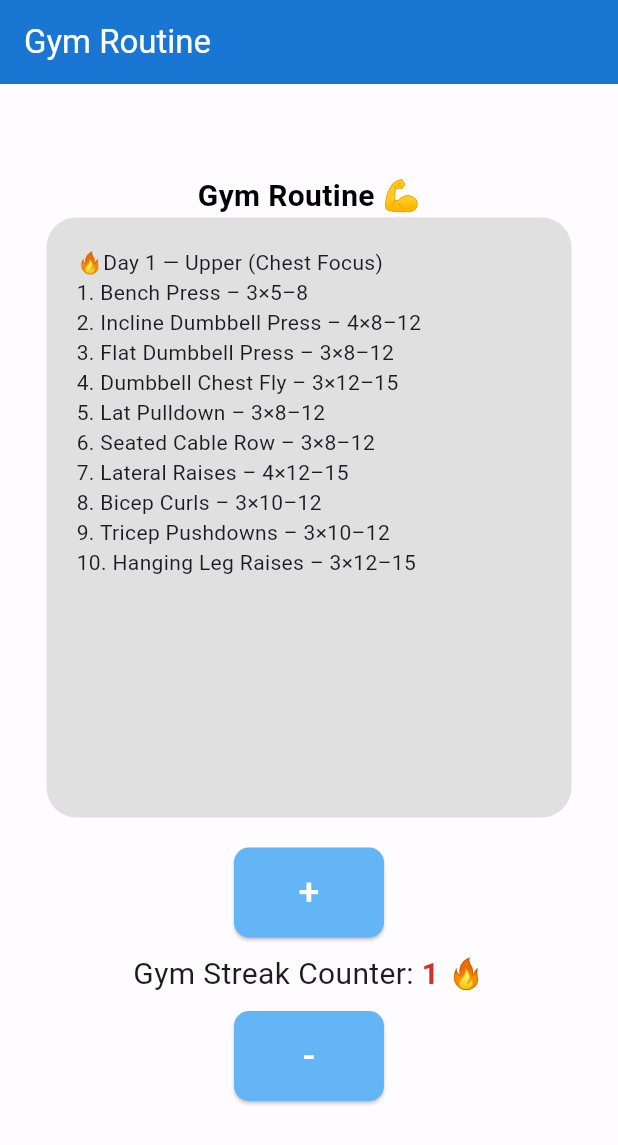
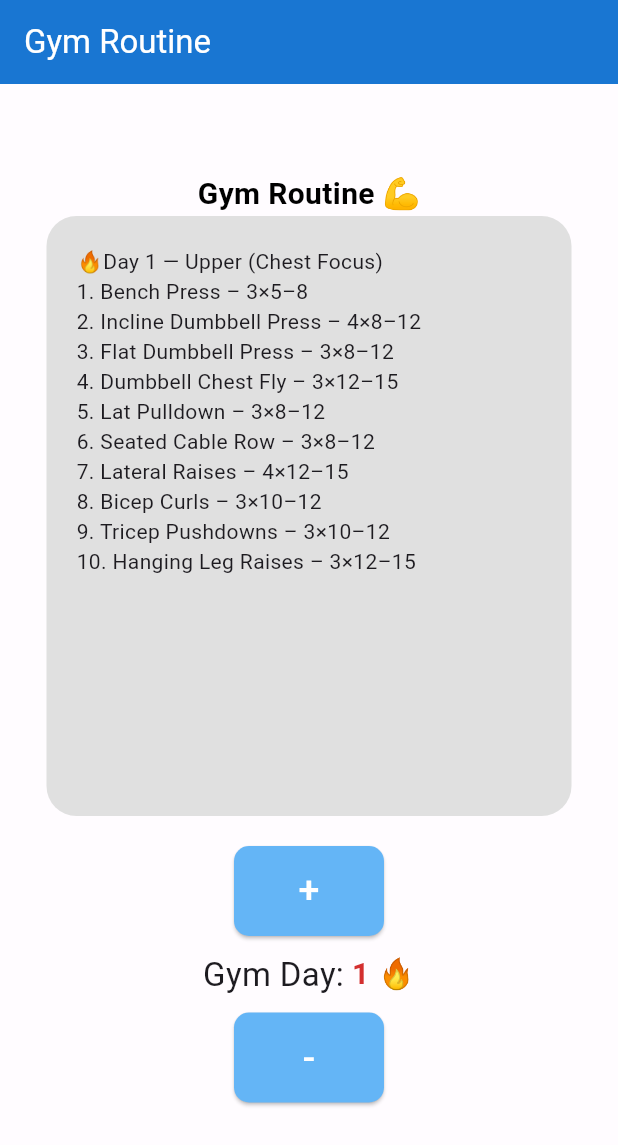
Before and after one commit to iktiarnazib/Gym-Routine, a Flutter app: the screen it shows after launch, on a phone screen of 412 x 824 dp. Shown: the top 1145 px of the screen. Run offline on Flutter 3.47's test engine with Material 3 defaults, Android fonts, the phone set to English and light mode, and no system bars; our stand-ins replace shared_preferences.

Commit message:
Gym Strea -> Gym Day

```diff
--- a/lib/pages/home_page.dart
+++ b/lib/pages/home_page.dart
@@ -186,10 +186,7 @@ class _HomePageState extends State<HomePage> {
               mainAxisAlignment: MainAxisAlignment.center,
               children: [
                 FittedBox(
-                  child: Text(
-                    'Gym Streak Counter:',
-                    style: TextStyle(fontSize: 20),
-                  ),
+                  child: Text('Gym Day:', style: TextStyle(fontSize: 22)),
                 ),
                 Text(
                   ' $number',
```
